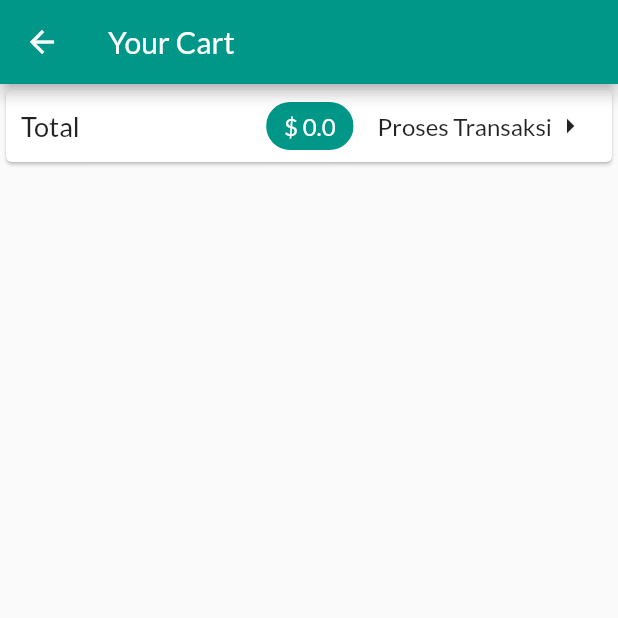
After one commit to lemanfoetra/flutter-module-8-STATE-MANAGMENT-SHOPAPP, a Flutter app: the CartScreen screen opened by its route, on a phone screen of 412 x 824 dp, the top half of it. The commit adds this screen. Run offline on Flutter 3.47's test engine with Material 2 defaults, Android fonts, the phone set to English and light mode, and no system bars; network calls fail.

Commit message:
Working on the Shopping Cart & Displaying a Total

```diff
--- a/lib/main.dart
+++ b/lib/main.dart
@@ -1,5 +1,6 @@
 import 'package:flutter/material.dart';
 import 'package:provider/provider.dart';
+import 'package:shop/screens/cart_screen.dart';
 import './screens/product_detail_screen.dart';
 import './screens/product_overview_screen.dart';
 import './providers/product_provider.dart';
@@ -30,6 +31,7 @@ class MyApp extends StatelessWidget {
         routes: {
           '/': (ctx) => ProductOverviewScreeen(),
           ProductDetailScreen.routeName: (ctx) => ProductDetailScreen(),
+          CartScreen.routeName : (ctx) => CartScreen(),
         },
         onUnknownRoute: (setting) {
           return MaterialPageRoute(
--- a/lib/providers/chart_provider.dart
+++ b/lib/providers/chart_provider.dart
@@ -48,4 +48,13 @@ class ChartProvider with ChangeNotifier {
     notifyListeners();
   }
 
+
+  double get totalPrice {
+    double total = 0.0;
+    _items.forEach((key, chartItem){
+      total += chartItem.price * chartItem.quantity;
+    });
+    return total;
+  }
+
 }
--- /dev/null
+++ b/lib/screens/cart_screen.dart
@@ -0,0 +1,56 @@
+import 'package:flutter/material.dart';
+import 'package:provider/provider.dart';
+
+import '../providers/chart_provider.dart';
+
+class CartScreen extends StatelessWidget {
+  static const routeName = '/cart-screen';
+
+  @override
+  Widget build(BuildContext context) {
+    final chartObject = Provider.of<ChartProvider>(context);
+    return Scaffold(
+      appBar: AppBar(title: Text('Your Cart')),
+      body: Column(
+        children: <Widget>[
+          Card(
+            child: Container(
+              padding: EdgeInsets.only(left: 10),
+              child: Row(
+                mainAxisAlignment: MainAxisAlignment.spaceBetween,
+                children: <Widget>[
+                  Text(
+                    'Total',
+                    style: TextStyle(fontSize: 18),
+                  ),
+                  Spacer(),
+                  Chip(
+                    label: Text(
+                      "\$ ${chartObject.totalPrice}",
+                      style: TextStyle(
+                        fontSize: 16,
+                        color: Colors.white,
+                      ),
+                    ),
+                    backgroundColor: Theme.of(context).primaryColor,
+                  ),
+                  FlatButton(
+                    onPressed: () {},
+                    child: Row(
+                      mainAxisAlignment: MainAxisAlignment.end,
+                      children: <Widget>[
+                        Text('Proses Transaksi',
+                            style: TextStyle(fontSize: 16)),
+                        Icon(Icons.arrow_right)
+                      ],
+                    ),
+                  )
+                ],
+              ),
+            ),
+          ),
+        ],
+      ),
+    );
+  }
+}
--- a/lib/screens/product_overview_screen.dart
+++ b/lib/screens/product_overview_screen.dart
@@ -1,5 +1,6 @@
 import 'package:flutter/material.dart';
 import 'package:provider/provider.dart';
+import 'package:shop/screens/cart_screen.dart';
 import 'package:shop/widgets/badge.dart';
 import '../widgets/product_grid.dart';
 import '../providers/chart_provider.dart';
@@ -23,6 +24,10 @@ class _ProductOverviewScreeenState extends State<ProductOverviewScreeen> {
     });
   }
 
+  void toChartScreen(BuildContext context){
+    Navigator.of(context).pushNamed(CartScreen.routeName);
+  }
+
   @override
   Widget build(BuildContext context) {
     final chart = Provider.of<ChartProvider>(context, listen: false);
@@ -31,15 +36,21 @@ class _ProductOverviewScreeenState extends State<ProductOverviewScreeen> {
       appBar: AppBar(
         title: Text('MyShop'),
         actions: <Widget>[
+
+          // Menu Badge Chart
           Consumer<ChartProvider>(
             builder: (ctx, _, ch) => Badge(
               child: IconButton(
                 icon: Icon(Icons.shopping_cart, color: Colors.white),
-                onPressed: () {},
+                onPressed: () {
+                  toChartScreen(context);
+                },
               ),
               value: chart.totalChart.toString(),
             ),
           ),
+
+          // Menu untuk memfilter List Product
           PopupMenuButton(
             itemBuilder: (_) => [
               PopupMenuItem(
```
